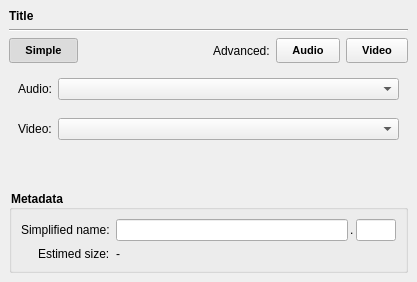
Qt form src/widgets/streamwidget.ui (setvisible/ArrowDL) before a commit.
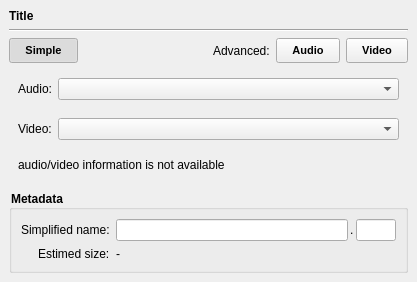
The same form after that commit. The open tabs and pages were chosen to show the change. Icons and pictures are not drawn.

```diff
--- a/src/widgets/streamwidget.ui
+++ b/src/widgets/streamwidget.ui
@@ -422,6 +422,19 @@
              </layout>
             </widget>
            </item>
+           <item>
+            <widget class="QWidget" name="warningGroup" native="true">
+             <layout class="QVBoxLayout" name="verticalLayout_11">
+              <item>
+               <widget class="QLabel" name="label_5">
+                <property name="text">
+                 <string>audio/video information is not available</string>
+                </property>
+               </widget>
+              </item>
+             </layout>
+            </widget>
+           </item>
            <item>
             <spacer name="verticalSpacer_5">
              <property name="orientation">
```
Left out of the diff: 8 changed lines with no effect on the pictures.
